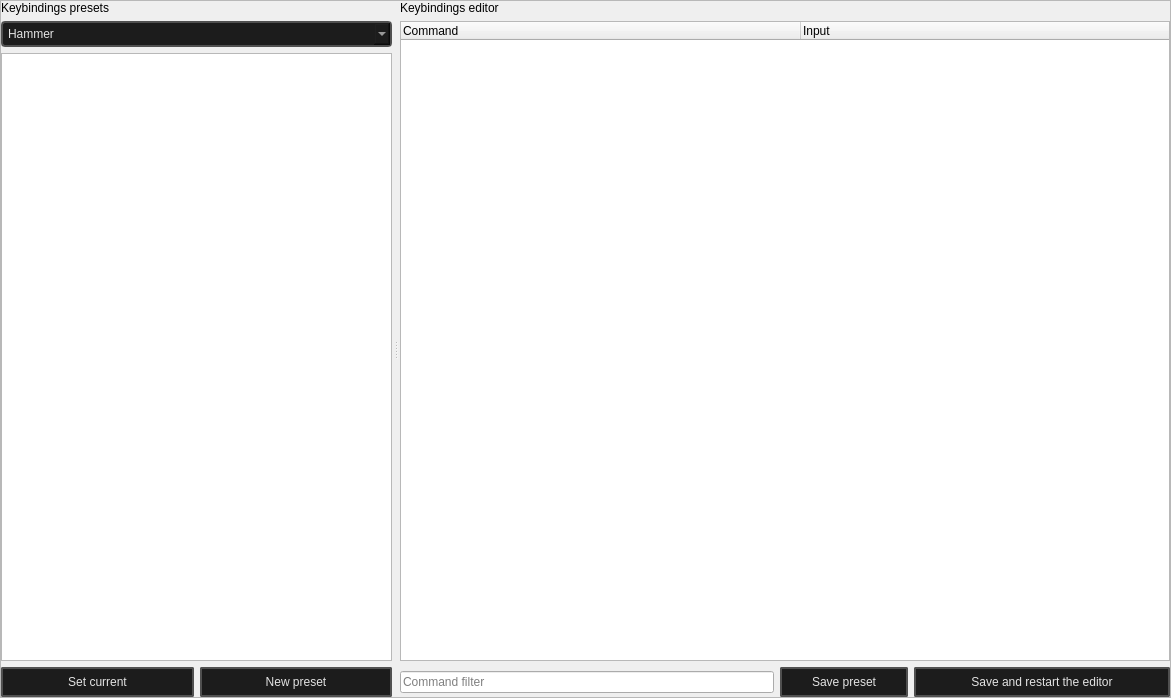
Qt form hotkey_editor/main.ui (dertwist/Hammer5Tools) before a commit.
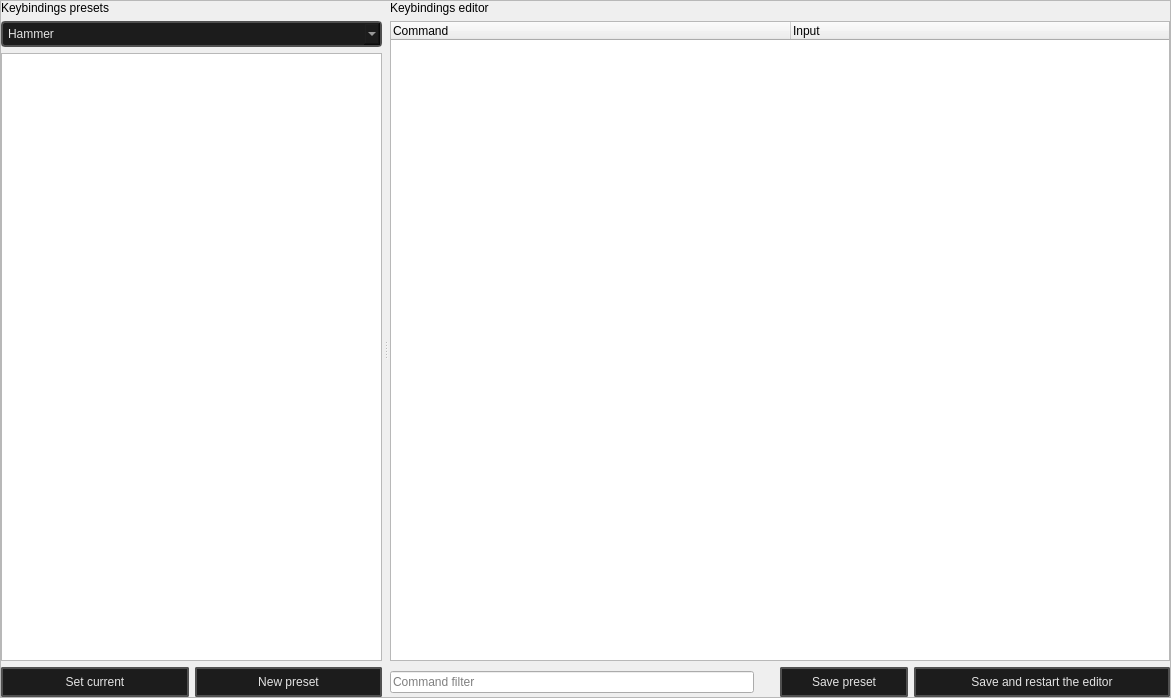
The same form after that commit. Icons and pictures are not drawn.

What changed in the file:
```diff
--- a/hotkey_editor/main.ui
+++ b/hotkey_editor/main.ui
@@ -404,6 +404,22 @@
                </item>
               </layout>
              </item>
+             <item>
+              <spacer name="horizontalSpacer">
+               <property name="orientation">
+                <enum>Qt::Horizontal</enum>
+               </property>
+               <property name="sizeType">
+                <enum>QSizePolicy::Fixed</enum>
+               </property>
+               <property name="sizeHint" stdset="0">
+                <size>
+                 <width>20</width>
+                 <height>20</height>
+                </size>
+               </property>
+              </spacer>
+             </item>
              <item>
               <widget class="QPushButton" name="save_button">
                <property name="minimumSize">
```
